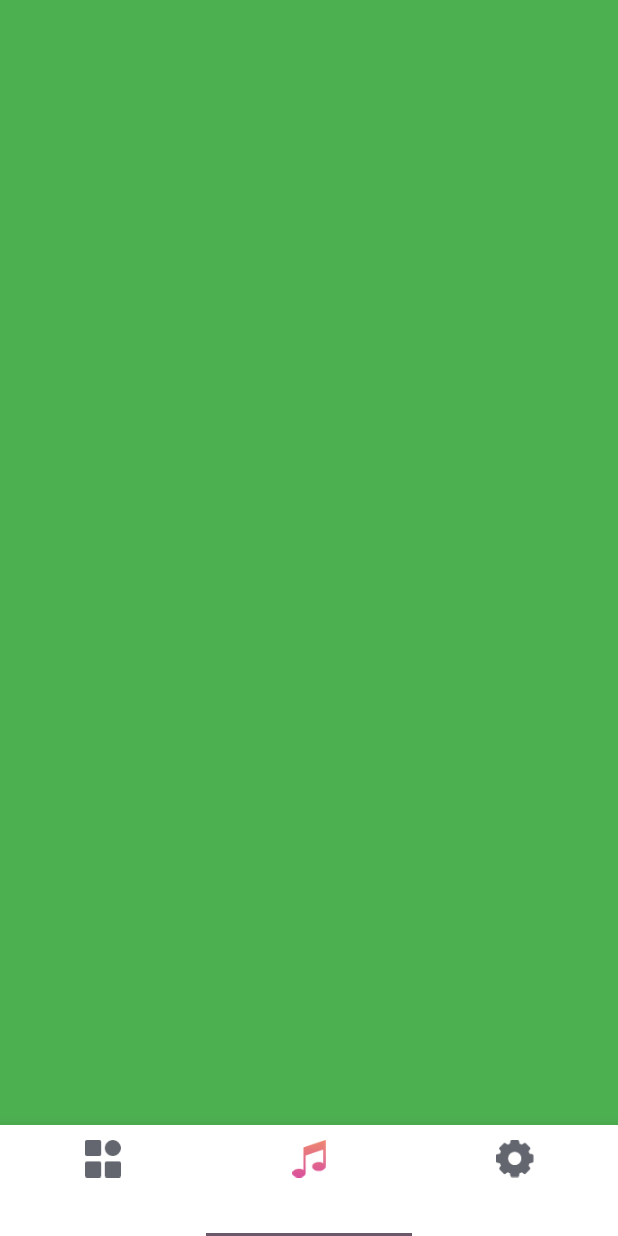
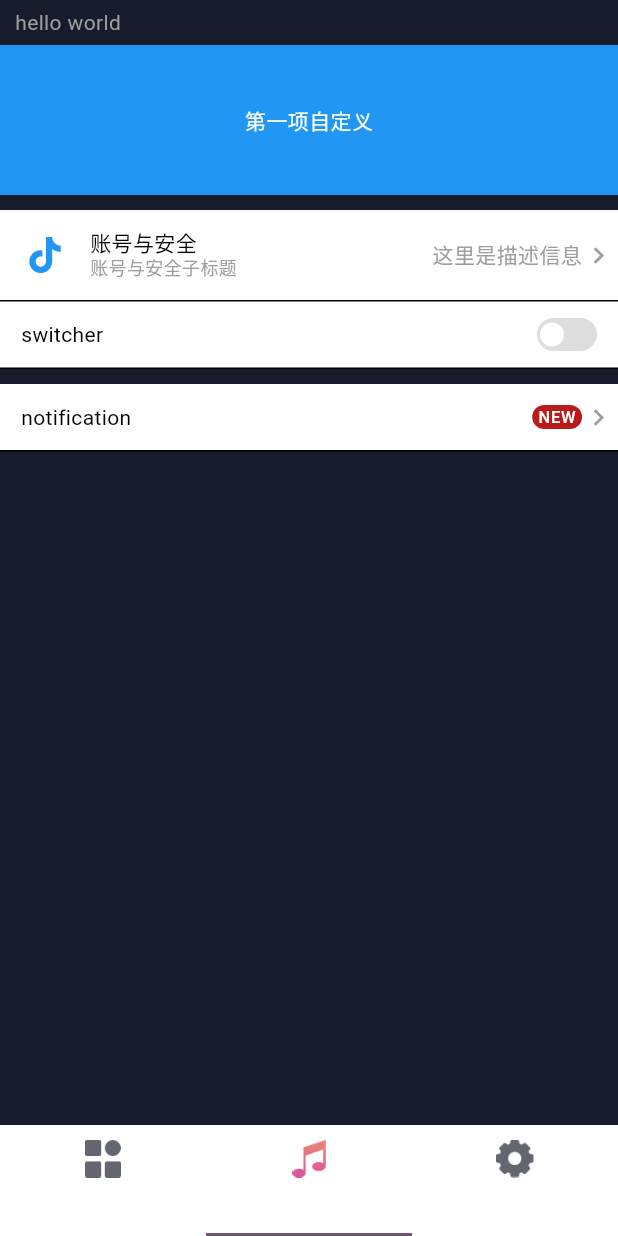
Before and after one commit to Clamber-L/flutter-music-player, a Flutter app: the screen it shows after launch, item 2 of the bottom bar chosen, on a phone screen of 412 x 824 dp. Run offline on Flutter 3.47's test engine with Material 3 defaults, Android fonts, the phone set to English and light mode, and no system bars; drawn by our look-alikes of flutter_switch; our stand-ins replace dio, get, pretty_dio_logger.

```diff
--- /dev/null
+++ b/lib/common/components/clickable.dart
@@ -0,0 +1,103 @@
+import 'package:flutter/material.dart';
+import 'package:flutter_music_player/common/components/clickable_gesture_detector.dart';
+
+class Clickable extends StatefulWidget {
+  final Widget? child;
+  final bool disabled;
+  final ValueGetter<Widget>? builder;
+  final bool clickable;
+  final double? width;
+  final double? height;
+  final Border? border;
+  final Color? backgroundColor;
+  final BoxConstraints? constraints;
+  final BorderRadius? borderRadius;
+  final List<BoxShadow>? boxShadow;
+  final Alignment? alignment;
+  final VoidCallback? onTap;
+  final ValueChanged<bool>? onLongPress;
+  final EdgeInsetsGeometry? padding;
+  final EdgeInsetsGeometry? margin;
+  final HitTestBehavior? behavior;
+
+  const Clickable({
+    super.key,
+    this.child,
+    this.builder,
+    this.disabled = false,
+    this.clickable = true,
+    this.width,
+    this.height,
+    this.constraints,
+    this.border,
+    this.borderRadius,
+    this.boxShadow,
+    this.alignment,
+    this.padding,
+    this.margin,
+    this.onTap,
+    this.onLongPress,
+    this.backgroundColor,
+    this.behavior = HitTestBehavior.translucent,
+  });
+
+  @override
+  State<StatefulWidget> createState() => _ClickableState();
+}
+
+class _ClickableState extends State<Clickable> {
+  static const pressedAlpha = 240, normalAlpha = 255, disabledAlpha = 100;
+
+  int _alpha = normalAlpha;
+  late bool _disabled;
+
+  void _change(bool active) {
+    setState(() => _alpha = active ? pressedAlpha : normalAlpha);
+  }
+
+  @override
+  void initState() {
+    super.initState();
+    _disabled = widget.disabled;
+  }
+
+  @override
+  void didUpdateWidget(covariant Clickable oldWidget) {
+    super.didUpdateWidget(oldWidget);
+    if (oldWidget.disabled != widget.disabled) {
+      _disabled = widget.disabled;
+    }
+  }
+
+  @override
+  Widget build(BuildContext context) {
+    final color = widget.backgroundColor ?? Colors.white;
+    final bgColor = color.withAlpha(_disabled ? disabledAlpha : _alpha);
+    final Widget wrapper = Container(
+      padding: widget.padding,
+      margin: widget.margin,
+      width: widget.width,
+      height: widget.height,
+      decoration: BoxDecoration(
+        color: bgColor,
+        border: widget.border,
+        borderRadius: widget.borderRadius,
+        boxShadow: widget.boxShadow,
+      ),
+      alignment: widget.alignment,
+      constraints: widget.constraints,
+      child: widget.child ?? widget.builder?.call(),
+    );
+
+    if (_disabled || !widget.clickable) {
+      return wrapper;
+    }
+
+    return ClickableGestureDetector(
+      onHandle: _change,
+      onTap: widget.onTap,
+      onLongPress: widget.onLongPress,
+      child: wrapper,
+    );
+  }
+}
--- /dev/null
+++ b/lib/common/components/clickable_gesture_detector.dart
@@ -0,0 +1,45 @@
+import 'package:flutter/material.dart';
+
+class ClickableGestureDetector extends StatelessWidget {
+  final Widget child;
+  final VoidCallback? onTap;
+  final ValueChanged<bool>? onLongPress;
+  final ValueChanged<bool> onHandle;
+  final HitTestBehavior? behavior;
+
+  const ClickableGestureDetector({
+    super.key,
+    required this.child,
+    this.onTap,
+    this.onLongPress,
+    required this.onHandle,
+    this.behavior = HitTestBehavior.translucent,
+  });
+
+  @override
+  Widget build(BuildContext context) {
+    return GestureDetector(
+      behavior: behavior,
+      onTapDown: (details) => onHandle.call(true),
+      onTapCancel: () => onHandle.call(false),
+      onTapUp: (details) {
+        Future.delayed(const Duration(milliseconds: 100), () {
+          onHandle.call(false);
+          onTap?.call();
+        });
+      },
+      onLongPressStart: (details) {
+        onHandle.call(true);
+        onLongPress?.call(true);
+      },
+      onLongPressEnd: (details) {
+        onHandle.call(false);
+        Future.delayed(const Duration(milliseconds: 100), () {
+          onHandle.call(false);
+          onLongPress?.call(false);
+        });
+      },
+      child: child,
+    );
+  }
+}
--- a/lib/common/components/index.dart
+++ b/lib/common/components/index.dart
@@ -1,3 +1,5 @@
 library;
 
-// export './xxxx.dart';
+export './clickable_gesture_detector.dart';
+export './clickable.dart';
+export './switcher.dart';
--- /dev/null
+++ b/lib/common/components/switcher.dart
@@ -0,0 +1,141 @@
+import 'package:flutter/material.dart';
+import 'package:flutter_switch/flutter_switch.dart';
+
+typedef OnChanged = void Function(SwitcherState switcher, bool value);
+
+class Switcher extends StatefulWidget {
+  const Switcher({
+    super.key,
+    this.width,
+    this.height,
+    this.toggleSize,
+    this.padding,
+    required this.value,
+    this.disabled = false,
+    this.toggleColor,
+    this.trackOnColor,
+    this.trackOffColor,
+    this.onChanged,
+    this.onText,
+    this.offText,
+  });
+
+  /// Initial value
+  final bool value;
+
+  /// The given width of the switch.
+  ///
+  /// Defaults to a width of 52.0.
+  final double? width;
+
+  /// The given height of the switch.
+  ///
+  /// Defaults to a height of 28.0.
+  final double? height;
+
+  /// The size of the toggle of the switch.
+  ///
+  /// Defaults to a size of 20.0.
+  final double? toggleSize;
+
+  /// The padding of the switch.
+  ///
+  /// Defaults to the value of 4.0.
+  final double? padding;
+
+  /// Is it disabled?
+  final bool disabled;
+
+  /// The color to use on the switch when the switch is on.
+  final Color? trackOnColor;
+
+  /// The color to use on the switch when the switch is off.
+  final Color? trackOffColor;
+
+  /// The color to use on the toggle of the switch
+  final Color? toggleColor;
+
+  /// Called when the user toggles the switch.
+  final OnChanged? onChanged;
+
+  /// The text to display when the switch is on.
+  /// This parameter is only necessary when [showOnOff] property is true.
+  final String? onText;
+
+  /// The text to display when the switch is off.
+  /// This parameter is only necessary when [showOnOff] property is true.
+  final String? offText;
+
+  @override
+  State<Switcher> createState() => SwitcherState();
+}
+
+class SwitcherState extends State<Switcher> {
+  late bool _value;
+  Widget? _icon;
+  ProgressIndicator? _progress;
+
+  @override
+  void initState() {
+    super.initState();
+    _value = widget.value;
+  }
+
+  @override
+  void didUpdateWidget(covariant Switcher oldWidget) {
+    super.didUpdateWidget(oldWidget);
+    if (oldWidget != widget) {
+      _value = widget.value;
+    }
+  }
+
+  @override
+  Widget build(BuildContext context) {
+    return FlutterSwitch(
+      width: widget.width ?? 40,
+      height: widget.height ?? 22,
+      disabled: widget.disabled || _icon != null,
+      activeIcon: _icon,
+      inactiveIcon: _icon,
+      toggleSize: widget.toggleSize ?? 16.0,
+      value: _value,
+      borderRadius: widget.width ?? 42,
+      padding: widget.padding ?? 2.0,
+      toggleColor: widget.toggleColor ?? Colors.white,
+      activeColor: widget.trackOnColor ?? Colors.green,
+      inactiveColor: widget.trackOffColor ?? const Color(0xFFDDDDDD),
+      showOnOff: widget.onText != null || widget.offText != null,
+      valueFontSize: 16,
+      activeText: widget.onText,
+      inactiveText: widget.offText,
+      onToggle: (value) {
+        if (!widget.disabled) {
+          if (widget.onChanged == null) {
+            toggle(value);
+          } else {
+            widget.onChanged!.call(this, value);
+          }
+        }
+      },
+    );
+  }
+
+  void finished(bool value) {
+    super.setState(() {
+      _icon = null;
+      _value = value;
+    });
+  }
+
+  void toggle(bool value) {
+    super.setState(() => _value = value);
+  }
+
+  void loading() {
+    _progress ??= CircularProgressIndicator(
+      strokeWidth: 10,
+      valueColor: AlwaysStoppedAnimation(widget.trackOnColor),
+    );
+    super.setState(() => _icon = _progress);
+  }
+}
--- a/lib/common/widgets/index.dart
+++ b/lib/common/widgets/index.dart
@@ -1,3 +1,3 @@
 library;
 
-// export './xxxx.dart';
+export './button.dart';
--- a/lib/pages/main_tab_view/view.dart
+++ b/lib/pages/main_tab_view/view.dart
@@ -1,5 +1,6 @@
 import 'package:flutter/material.dart';
-import 'package:flutter_music_player/common/net/http.dart';
+import 'package:flutter_music_player/common/index.dart';
+import 'package:flutter_music_player/common/widgets/group_setting.dart';
 import 'package:flutter_music_player/pages/main_tab_view/controller.dart';
 import 'package:get/get.dart';
 
@@ -13,14 +14,14 @@ class MainTabViewPage extends StatelessWidget {
       body: TabBarView(
         controller: controller.tabController,
         children: [
-          Container(
-            child: CustomScrollView(
-              slivers: [
-                SliverToBoxAdapter(
+          SafeArea(
             child: Center(
-                    child: CloseButton(
-                      color: Colors.blueAccent,
-                      onPressed: () {
+              child: Button(
+                width: 300,
+                color: Colors.purple,
+                text: "我是按钮",
+                icon: Icon(Icons.home),
+                onTap: () {
                   Http.get("/one")
                       .then((res) {
                         print("res -> $res");
@@ -33,10 +34,32 @@ class MainTabViewPage extends StatelessWidget {
               ),
             ),
           ),
+          GroupSetting(
+            children: <Item>[
+              Item.leading("hello world"),
+              Item.customize(
+                Container(
+                  alignment: Alignment.center,
+                  height: 100,
+                  color: Colors.blue,
+                  child: Text("第一项自定义"),
+                ),
+              ),
+              Item.spacer(10),
+              Item.text(
+                title: "账号与安全",
+                icon: Icon(Icons.tiktok),
+                subtitle: "账号与安全子标题",
+                description: "这里是描述信息",
+              ),
+              Item.switcher(title: "switcher"),
+              Item.spacer(),
+              Item.notification(
+                title: "notification",
+                onTap: () => Get.snackbar("title", "message"),
+              ),
             ],
           ),
-          ),
-          Container(color: Colors.green),
           Container(color: Colors.blue),
         ],
       ),
--- a/pubspec.yaml
+++ b/pubspec.yaml
@@ -15,7 +15,7 @@ dependencies:
   json_annotation: ^4.9.0
   dio: ^5.8.0+1
   pretty_dio_logger: ^1.4.0
-
+  flutter_switch: ^0.3.2
 dev_dependencies:
   flutter_test:
     sdk: flutter
```
Also changed, not shown: lib/common/widgets/button.dart (added, +77 -0 lines), lib/common/widgets/group_setting.dart (added, +313 -0 lines), pubspec.lock. Lines whose indentation alone changed are shown as unchanged.
